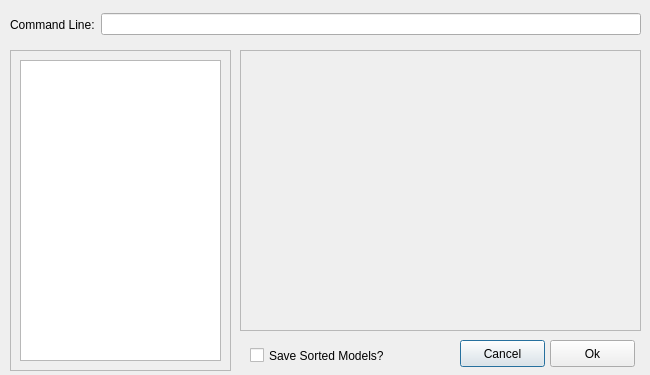
This is concept_net_gui/ui/settingsdialog.ui in alica-labs/aspsuite as Qt 5 draws it before an edit. The edited form follows.
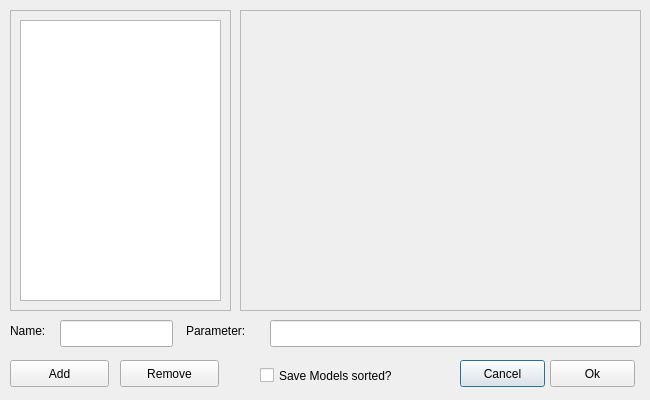
This is the edited form.

Diff of the .ui file:
```diff
--- a/concept_net_gui/ui/settingsdialog.ui
+++ b/concept_net_gui/ui/settingsdialog.ui
@@ -7,7 +7,7 @@
     <x>0</x>
     <y>0</y>
     <width>650</width>
-    <height>375</height>
+    <height>400</height>
    </rect>
   </property>
   <property name="sizePolicy">
@@ -19,13 +19,13 @@
   <property name="minimumSize">
    <size>
     <width>650</width>
-    <height>375</height>
+    <height>400</height>
    </size>
   </property>
   <property name="maximumSize">
    <size>
     <width>650</width>
-    <height>375</height>
+    <height>400</height>
    </size>
   </property>
   <property name="windowTitle">
@@ -38,9 +38,9 @@
    <property name="geometry">
     <rect>
      <x>10</x>
-     <y>50</y>
+     <y>10</y>
      <width>221</width>
-     <height>321</height>
+     <height>301</height>
     </rect>
    </property>
    <property name="widgetResizable">
@@ -52,7 +52,7 @@
       <x>0</x>
       <y>0</y>
       <width>219</width>
-      <height>319</height>
+      <height>299</height>
      </rect>
     </property>
     <layout class="QHBoxLayout" name="horizontalLayout_2">
@@ -62,33 +62,11 @@
     </layout>
    </widget>
   </widget>
-  <widget class="QWidget" name="layoutWidget">
-   <property name="geometry">
-    <rect>
-     <x>10</x>
-     <y>10</y>
-     <width>631</width>
-     <height>29</height>
-    </rect>
-   </property>
-   <layout class="QHBoxLayout" name="horizontalLayout">
-    <item>
-     <widget class="QLabel" name="label">
-      <property name="text">
-       <string>Command Line:</string>
-      </property>
-     </widget>
-    </item>
-    <item>
-     <widget class="QLineEdit" name="commandLineEdit"/>
-    </item>
-   </layout>
-  </widget>
   <widget class="QPushButton" name="cancelBtn">
    <property name="geometry">
     <rect>
      <x>460</x>
-     <y>340</y>
+     <y>360</y>
      <width>85</width>
      <height>27</height>
     </rect>
@@ -101,7 +79,7 @@
    <property name="geometry">
     <rect>
      <x>550</x>
-     <y>340</y>
+     <y>360</y>
      <width>85</width>
      <height>27</height>
     </rect>
@@ -114,9 +92,9 @@
    <property name="geometry">
     <rect>
      <x>240</x>
-     <y>50</y>
+     <y>10</y>
      <width>401</width>
-     <height>281</height>
+     <height>301</height>
     </rect>
    </property>
    <property name="widgetResizable">
@@ -128,7 +106,7 @@
       <x>0</x>
       <y>0</y>
       <width>399</width>
-      <height>279</height>
+      <height>299</height>
      </rect>
     </property>
     <layout class="QHBoxLayout" name="horizontalLayout_3">
@@ -145,14 +123,86 @@
   <widget class="QCheckBox" name="safeSortedModelscheckBox">
    <property name="geometry">
     <rect>
-     <x>250</x>
-     <y>340</y>
+     <x>260</x>
+     <y>360</y>
      <width>181</width>
      <height>31</height>
     </rect>
    </property>
    <property name="text">
-    <string>Save Sorted Models?</string>
+    <string>Save Models sorted?</string>
+   </property>
+  </widget>
+  <widget class="QPushButton" name="addToSettingsBtn">
+   <property name="geometry">
+    <rect>
+     <x>10</x>
+     <y>360</y>
+     <width>99</width>
+     <height>27</height>
+    </rect>
+   </property>
+   <property name="text">
+    <string>Add</string>
+   </property>
+  </widget>
+  <widget class="QPushButton" name="removeFromSettingsBtn">
+   <property name="geometry">
+    <rect>
+     <x>120</x>
+     <y>360</y>
+     <width>99</width>
+     <height>27</height>
+    </rect>
+   </property>
+   <property name="text">
+    <string>Remove</string>
+   </property>
+  </widget>
+  <widget class="QLabel" name="nameLabel">
+   <property name="geometry">
+    <rect>
+     <x>10</x>
+     <y>320</y>
+     <width>51</width>
+     <height>21</height>
+    </rect>
+   </property>
+   <property name="text">
+    <string>Name:</string>
+   </property>
+  </widget>
+  <widget class="QLabel" name="paramLabel">
+   <property name="geometry">
+    <rect>
+     <x>186</x>
+     <y>320</y>
+     <width>81</width>
+     <height>21</height>
+    </rect>
+   </property>
+   <property name="text">
+    <string>Parameter:</string>
+   </property>
+  </widget>
+  <widget class="QLineEdit" name="nameLineEdit">
+   <property name="geometry">
+    <rect>
+     <x>60</x>
+     <y>320</y>
+     <width>113</width>
+     <height>27</height>
+    </rect>
+   </property>
+  </widget>
+  <widget class="QLineEdit" name="paramLineEdit">
+   <property name="geometry">
+    <rect>
+     <x>270</x>
+     <y>320</y>
+     <width>371</width>
+     <height>27</height>
+    </rect>
    </property>
   </widget>
  </widget>
```
